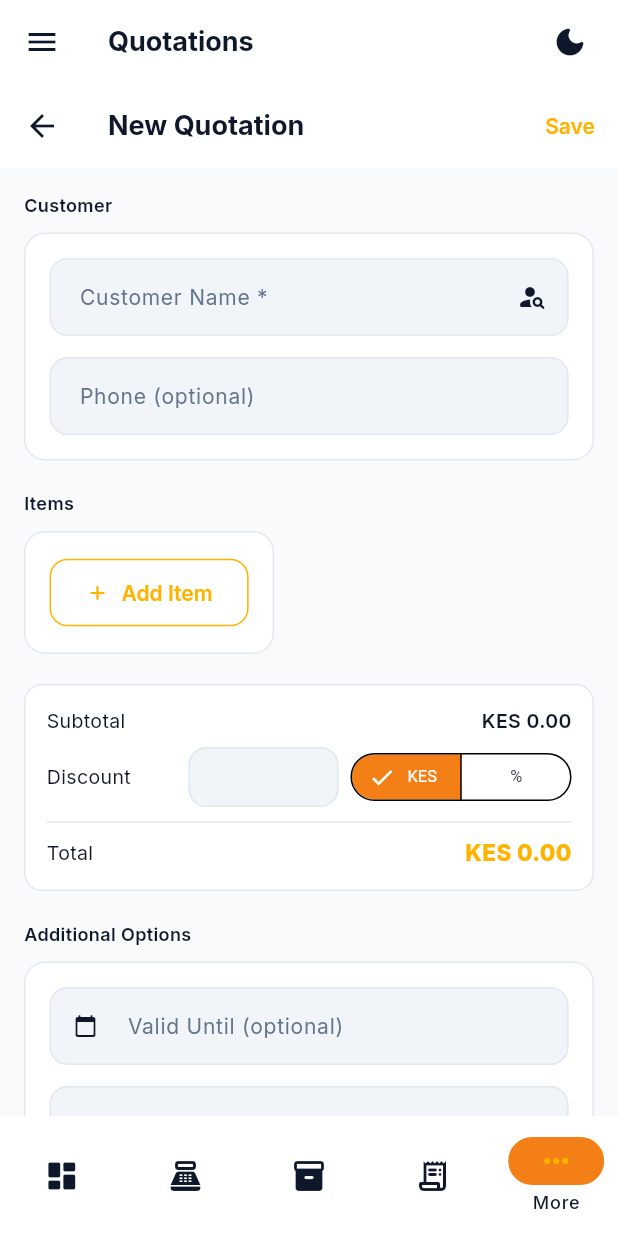
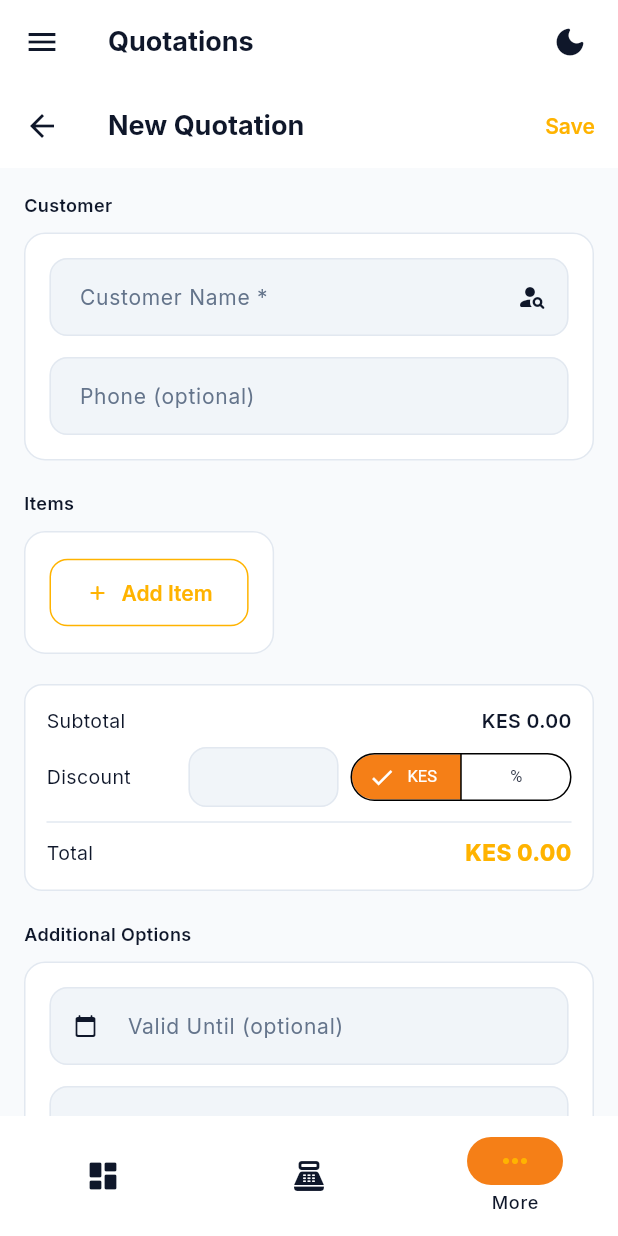
Before and after one commit to MartinMuraya/hardwareos, a Flutter app: the AddQuotationScreen screen opened by its route, on a phone screen of 412 x 824 dp. Run offline on Flutter 3.47's test engine with Material 3 defaults, Android fonts, the phone set to English and light mode, and no system bars; our stand-ins replace cloud_firestore, cloud_functions, connectivity_plus, csv, file_picker, firebase_auth and 15 more; missing offline and left inert: blue_thermal_printer, esc_pos_utils_plus, excel, firebase_app_check; accounts and stored records are empty; network calls fail.

Commit message:
feat(frontend): implement Role-Based Access Control in router and scaffold

```diff
--- a/lib/core/widgets/app_scaffold.dart
+++ b/lib/core/widgets/app_scaffold.dart
@@ -17,63 +17,75 @@ class AppScaffold extends StatefulWidget {
 }
 
 class _AppScaffoldState extends State<AppScaffold> {
-  static const _navItems = [
-    _NavItem(icon: Icons.dashboard_rounded,    label: 'Dashboard',     route: '/dashboard'),
-    _NavItem(icon: Icons.inventory_2_rounded,  label: 'Inventory',     route: '/inventory'),
-    _NavItem(icon: Icons.point_of_sale_rounded,label: 'Sales',         route: '/sales'),
-    _NavItem(icon: Icons.receipt_long_rounded, label: 'Expenses',      route: '/expenses'),
-    _NavItem(icon: Icons.people_rounded,       label: 'Customers',     route: '/customers'),
-    _NavItem(icon: Icons.account_balance_wallet_rounded, label: 'Credit', route: '/credit-ledger'),
-    _NavItem(icon: Icons.description_rounded,  label: 'Quotations',    route: '/quotations'),
-    _NavItem(icon: Icons.store_rounded,        label: 'Suppliers',     route: '/suppliers'),
-    _NavItem(icon: Icons.receipt_long_rounded, label: 'Purchases',     route: '/purchase-orders'),
-    _NavItem(icon: Icons.bar_chart_rounded,    label: 'Reports',       route: '/reports'),
-    _NavItem(icon: Icons.insights_rounded,     label: 'Adv. Analytics',route: '/advanced-analytics'),
-    _NavItem(icon: Icons.auto_awesome_rounded, label: 'AI Assistant',  route: '/ai-assistant'),
-    _NavItem(icon: Icons.help_outline_rounded, label: 'Support',       route: '/support'),
-    _NavItem(icon: Icons.people_rounded,       label: 'Team',          route: '/team'),
-    _NavItem(icon: Icons.workspace_premium_rounded, label: 'Subscription', route: '/subscription'),
-    _NavItem(icon: Icons.balance_rounded,       label: 'Stock Adj.',    route: '/stock-adjustments'),
-    _NavItem(icon: Icons.history_rounded,       label: 'Audit Trail',   route: '/audit-logs'),
-    _NavItem(icon: Icons.replay_rounded,        label: 'Returns',       route: '/returns'),
-    _NavItem(icon: Icons.monetization_on_rounded, label: 'Cash Drawer', route: '/cash-drawer'),
-    _NavItem(icon: Icons.business_rounded,       label: 'Branches',     route: '/branches'),
-    _NavItem(icon: Icons.swap_horiz_rounded,     label: 'Transfers',    route: '/stock-transfers'),
-    _NavItem(icon: Icons.notifications_rounded,  label: 'Notifications',route: '/notifications'),
+  List<_NavItem> _getNavItems(BuildContext context) {
+    final authProvider = context.watch<AuthProvider>();
+    final role = authProvider.userRole ?? 'staff';
+    final isSuperAdmin = authProvider.isSuperAdmin;
+    final isOwner = role == 'owner' || isSuperAdmin;
+    final isManager = role == 'manager' || isOwner;
+
+    return [
+      const _NavItem(icon: Icons.dashboard_rounded,    label: 'Dashboard',     route: '/dashboard'),
+      if (isManager) const _NavItem(icon: Icons.inventory_2_rounded,  label: 'Inventory',     route: '/inventory'),
+      const _NavItem(icon: Icons.point_of_sale_rounded,label: 'Sales',         route: '/sales'),
+      if (isManager) const _NavItem(icon: Icons.receipt_long_rounded, label: 'Expenses',      route: '/expenses'),
+      const _NavItem(icon: Icons.people_rounded,       label: 'Customers',     route: '/customers'),
+      const _NavItem(icon: Icons.account_balance_wallet_rounded, label: 'Credit', route: '/credit-ledger'),
+      const _NavItem(icon: Icons.description_rounded,  label: 'Quotations',    route: '/quotations'),
+      if (isManager) const _NavItem(icon: Icons.store_rounded,        label: 'Suppliers',     route: '/suppliers'),
+      if (isManager) const _NavItem(icon: Icons.receipt_long_rounded, label: 'Purchases',     route: '/purchase-orders'),
+      if (isManager) const _NavItem(icon: Icons.bar_chart_rounded,    label: 'Reports',       route: '/reports'),
+      if (isManager) const _NavItem(icon: Icons.insights_rounded,     label: 'Adv. Analytics',route: '/advanced-analytics'),
+      if (isManager) const _NavItem(icon: Icons.auto_awesome_rounded, label: 'AI Assistant',  route: '/ai-assistant'),
+      const _NavItem(icon: Icons.help_outline_rounded, label: 'Support',       route: '/support'),
+      if (isOwner)   const _NavItem(icon: Icons.people_rounded,       label: 'Team',          route: '/team'),
+      if (isOwner)   const _NavItem(icon: Icons.workspace_premium_rounded, label: 'Subscription', route: '/subscription'),
+      if (isManager) const _NavItem(icon: Icons.balance_rounded,       label: 'Stock Adj.',    route: '/stock-adjustments'),
+      if (isManager) const _NavItem(icon: Icons.history_rounded,       label: 'Audit Trail',   route: '/audit-logs'),
+      const _NavItem(icon: Icons.replay_rounded,        label: 'Returns',       route: '/returns'),
+      if (isManager) const _NavItem(icon: Icons.monetization_on_rounded, label: 'Cash Drawer', route: '/cash-drawer'),
+      if (isOwner)   const _NavItem(icon: Icons.business_rounded,       label: 'Branches',     route: '/branches'),
+      if (isManager) const _NavItem(icon: Icons.swap_horiz_rounded,     label: 'Transfers',    route: '/stock-transfers'),
+      const _NavItem(icon: Icons.notifications_rounded,  label: 'Notifications',route: '/notifications'),
     ];
+  }
 
-  // Primary items shown in bottom nav (mobile)
-  static const _primaryNav = [
-    _NavItem(icon: Icons.dashboard_rounded,    label: 'Dashboard',     route: '/dashboard'),
-    _NavItem(icon: Icons.point_of_sale_rounded,label: 'Sales',         route: '/sales'),
-    _NavItem(icon: Icons.inventory_2_rounded,  label: 'Inventory',     route: '/inventory'),
-    _NavItem(icon: Icons.receipt_long_rounded, label: 'Expenses',      route: '/expenses'),
-  ];
+  List<_NavItem> _getPrimaryNav(BuildContext context) {
+    return _getNavItems(context).where((i) =>
+      i.route == '/dashboard' || i.route == '/sales' || i.route == '/inventory' || i.route == '/expenses'
+    ).toList();
+  }
 
-  // Items shown in the "More" bottom sheet (mobile)
-  List<_NavItem> get _moreItems => _navItems.where(
-    (item) => !_primaryNav.any((p) => p.route == item.route)
+  List<_NavItem> _getMoreItems(BuildContext context) {
+    final primary = _getPrimaryNav(context);
+    return _getNavItems(context).where(
+      (item) => !primary.any((p) => p.route == item.route)
     ).toList();
+  }
 
   int _selectedIndex(BuildContext context) {
     final location = GoRouterState.of(context).uri.path;
-    for (int i = 0; i < _navItems.length; i++) {
-      if (location.startsWith(_navItems[i].route)) return i;
+    final navItems = _getNavItems(context);
+    for (int i = 0; i < navItems.length; i++) {
+      if (location.startsWith(navItems[i].route)) return i;
     }
     return 0;
   }
 
   int _mobileNavIndex(BuildContext context) {
     final location = GoRouterState.of(context).uri.path;
-    for (int i = 0; i < _primaryNav.length; i++) {
-      if (location.startsWith(_primaryNav[i].route)) return i;
+    final primary = _getPrimaryNav(context);
+    for (int i = 0; i < primary.length; i++) {
+      if (location.startsWith(primary[i].route)) return i;
     }
-    return _primaryNav.length;
+    return primary.length;
   }
 
   void _openMoreSheet(BuildContext context) {
     final selectedIdx = _selectedIndex(context);
     final theme = Theme.of(context);
+    final moreItems = _getMoreItems(context);
+
     showModalBottomSheet(
       context: context,
       isScrollControlled: true,
@@ -101,23 +113,23 @@ class _AppScaffoldState extends State<AppScaffold> {
                     ),
                   ),
                   const SizedBox(height: 24),
-                  _buildSheetSection(ctx, 'Customers & Credit', _moreItems.where(
+                  _buildSheetSection(ctx, 'Customers & Credit', moreItems.where(
                     (i) => i.route == '/customers' || i.route == '/credit-ledger'
                   ).toList(), selectedIdx),
                   const SizedBox(height: 8),
-                  _buildSheetSection(ctx, 'Orders & Documents', _moreItems.where(
+                  _buildSheetSection(ctx, 'Orders & Documents', moreItems.where(
                     (i) => i.route == '/quotations' || i.route == '/suppliers' || i.route == '/purchase-orders'
                   ).toList(), selectedIdx),
                   const SizedBox(height: 8),
-                  _buildSheetSection(ctx, 'Analytics & Admin', _moreItems.where(
+                  _buildSheetSection(ctx, 'Analytics & Admin', moreItems.where(
                     (i) => i.route == '/reports' || i.route == '/advanced-analytics' || i.route == '/ai-assistant' || i.route == '/team' || i.route == '/subscription' || i.route == '/notifications'
                   ).toList(), selectedIdx),
                   const SizedBox(height: 8),
-                  _buildSheetSection(ctx, 'Operations', _moreItems.where(
+                  _buildSheetSection(ctx, 'Operations', moreItems.where(
                     (i) => i.route == '/stock-adjustments' || i.route == '/returns' || i.route == '/audit-logs' || i.route == '/cash-drawer'
                   ).toList(), selectedIdx),
                   const SizedBox(height: 8),
-                  _buildSheetSection(ctx, 'Multi-Branch', _moreItems.where(
+                  _buildSheetSection(ctx, 'Multi-Branch', moreItems.where(
                     (i) => i.route == '/branches' || i.route == '/stock-transfers'
                   ).toList(), selectedIdx),
 
@@ -147,18 +159,22 @@ class _AppScaffoldState extends State<AppScaffold> {
           ),
         ),
         ...items.map((item) {
-          final idx = _navItems.indexOf(item);
-          final selected = selectedIdx == idx;
+          final navItems = _getNavItems(context);
+          final idx = navItems.indexOf(item);
+          final isSelected = selectedIdx == idx;
+
           return ListTile(
-            leading: Icon(item.icon, color: selected ? AppColors.accent : null),
+            leading: Icon(item.icon, color: isSelected ? AppColors.accent : theme.colorScheme.onSurfaceVariant),
             title: Text(item.label,
               style: TextStyle(
-                fontWeight: selected ? FontWeight.w600 : FontWeight.w400,
-                color: selected ? AppColors.accent : null,
+                color: isSelected ? AppColors.accent : theme.colorScheme.onSurface,
+                fontWeight: isSelected ? FontWeight.w700 : FontWeight.w500,
               ),
             ),
-            trailing: selected ? const Icon(Icons.check_rounded, color: AppColors.accent, size: 18) : null,
+            selected: isSelected,
+            selectedTileColor: AppColors.accent.withValues(alpha: 0.1),
             shape: RoundedRectangleBorder(borderRadius: BorderRadius.circular(12)),
+            contentPadding: const EdgeInsets.symmetric(horizontal: 16),
             onTap: () {
               Navigator.pop(context);
               context.go(item.route);
@@ -186,7 +202,7 @@ class _AppScaffoldState extends State<AppScaffold> {
       drawer: !isDesktop ? Drawer(
         child: _SideNav(
           selectedIndex: selectedIdx,
-          navItems: _navItems,
+          navItems: _getNavItems(context),
           businessName: biz.businessName ?? 'HardwareOS',
           userRole: auth.userRole ?? 'staff',
           plan: biz.plan ?? 'free',
@@ -196,7 +212,7 @@ class _AppScaffoldState extends State<AppScaffold> {
         ),
       ) : null,
       appBar: !isDesktop ? AppBar(
-        title: Text(_navItems[selectedIdx].label),
+        title: Text(_getNavItems(context)[selectedIdx].label),
         actions: [
           IconButton(
             icon: Icon(themeProvider.isDarkMode ? Icons.light_mode_rounded : Icons.dark_mode_rounded),
@@ -227,7 +243,7 @@ class _AppScaffoldState extends State<AppScaffold> {
           if (isDesktop)
             _SideNav(
               selectedIndex: selectedIdx,
-              navItems: _navItems,
+              navItems: _getNavItems(context),
               businessName: biz.businessName ?? 'HardwareOS',
               userRole: auth.userRole ?? 'staff',
               plan: biz.plan ?? 'free',
@@ -238,7 +254,7 @@ class _AppScaffoldState extends State<AppScaffold> {
             NavigationRail(
               extended: false,
               selectedIndex: selectedIdx,
-              onDestinationSelected: (i) => context.go(_navItems[i].route),
+              onDestinationSelected: (i) => context.go(_getNavItems(context)[i].route),
               leading: Padding(
                 padding: const EdgeInsets.symmetric(vertical: 24),
                 child: Container(
@@ -267,7 +283,7 @@ class _AppScaffoldState extends State<AppScaffold> {
                   ],
                 ),
               ),
-              destinations: _navItems.map((item) => NavigationRailDestination(
+              destinations: _getNavItems(context).map((item) => NavigationRailDestination(
                 icon: Icon(item.icon),
                 selectedIcon: Icon(item.icon, color: AppColors.accent),
                 label: Text(item.label),
@@ -281,11 +297,14 @@ class _AppScaffoldState extends State<AppScaffold> {
       ),
       bottomNavigationBar: isMobile ? SizedBox(
         height: 80,
-        child: NavigationBar(
+        child: Builder(
+          builder: (context) {
+            final primaryNav = _getPrimaryNav(context);
+            return NavigationBar(
               selectedIndex: _mobileNavIndex(context),
               onDestinationSelected: (i) {
-            if (i < _primaryNav.length) {
-              context.go(_primaryNav[i].route);
+                if (i < primaryNav.length) {
+                  context.go(primaryNav[i].route);
                 } else {
                   _openMoreSheet(context);
                 }
@@ -293,7 +312,7 @@ class _AppScaffoldState extends State<AppScaffold> {
               height: 80,
               labelBehavior: NavigationDestinationLabelBehavior.onlyShowSelected,
               destinations: [
-            ..._primaryNav.map((item) => NavigationDestination(
+                ...primaryNav.map((item) => NavigationDestination(
                   icon: Icon(item.icon),
                   selectedIcon: Icon(item.icon, color: AppColors.accent),
                   label: item.label,
@@ -304,6 +323,8 @@ class _AppScaffoldState extends State<AppScaffold> {
                   label: 'More',
                 ),
               ],
+            );
+          }
         ),
       ) : null,
     );
```
Also changed, not shown: lib/core/router/app_router.dart (+26 -0 lines). Lines whose indentation alone changed are shown as unchanged.
